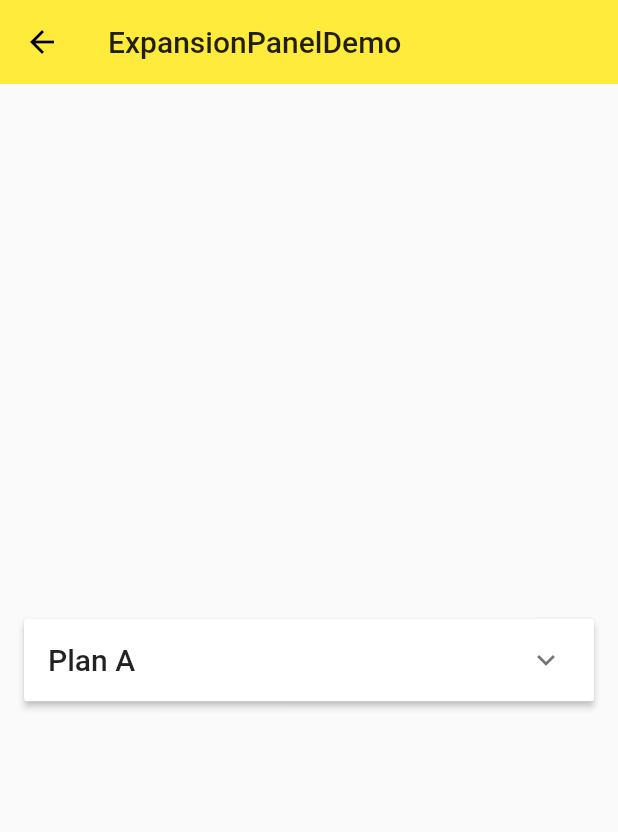
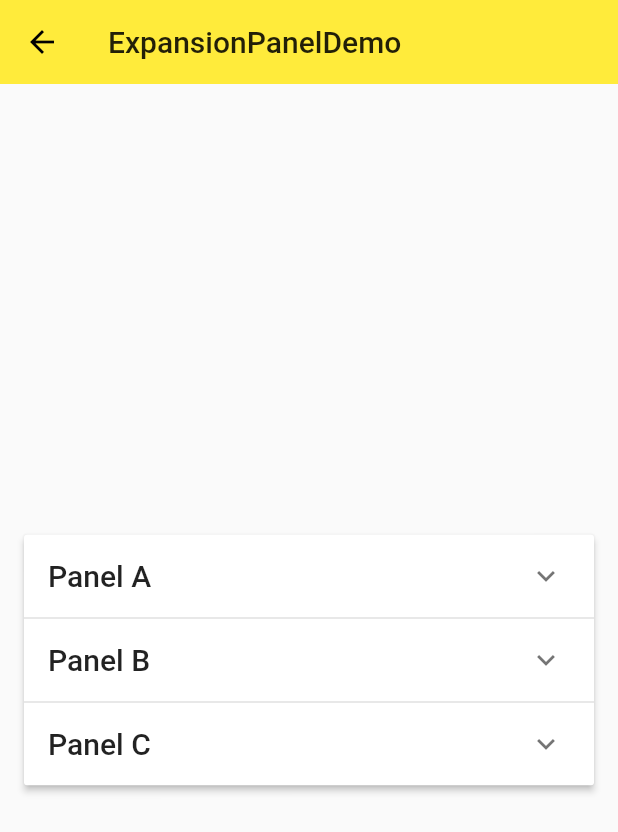
Before and after one commit to SeniorZhai/learn_flutter, a Flutter app: the ExpansionPanelDemo screen opened directly, on a phone screen of 412 x 824 dp. Shown: the top 832 px of the screen. Run offline on Flutter 3.47's test engine with Material 2 defaults, Android fonts, the phone set to English and light mode, and no system bars.

Commit message:
ExpansionPanel List

```diff
--- a/lib/demo/expansion_panel_demo.dart
+++ b/lib/demo/expansion_panel_demo.dart
@@ -1,4 +1,11 @@
 import 'package:flutter/material.dart';
+
+class ExpansionPanelItem {
+  final String headerText;
+  final Widget body;
+  bool isExpanded;
+  ExpansionPanelItem({this.headerText, this.body, this.isExpanded});
+}
 
 class ExpansionPanelDemo extends StatefulWidget {
   @override
@@ -6,7 +13,38 @@ class ExpansionPanelDemo extends StatefulWidget {
 }
 
 class _ExpansionPanelDemoState extends State<ExpansionPanelDemo> {
-  bool _isExpanded = false;
+  List<ExpansionPanelItem> _expansionPanelItems;
+  @override
+  void initState() {
+    super.initState();
+    _expansionPanelItems = <ExpansionPanelItem>[
+      ExpansionPanelItem(
+          headerText: 'Panel A',
+          body: Container(
+            padding: EdgeInsets.all(16.0),
+            width: double.infinity,
+            child: Text('Content for Panel A'),
+          ),
+          isExpanded: false),
+      ExpansionPanelItem(
+          headerText: 'Panel B',
+          body: Container(
+            padding: EdgeInsets.all(16.0),
+            width: double.infinity,
+            child: Text('Content for Panel B'),
+          ),
+          isExpanded: false),
+      ExpansionPanelItem(
+          headerText: 'Panel C',
+          body: Container(
+            padding: EdgeInsets.all(16.0),
+            width: double.infinity,
+            child: Text('Content for Panel C'),
+          ),
+          isExpanded: false)
+    ];
+  }
+
   @override
   Widget build(BuildContext context) {
     return Scaffold(
@@ -22,25 +60,21 @@ class _ExpansionPanelDemoState extends State<ExpansionPanelDemo> {
             ExpansionPanelList(
               expansionCallback: (int panelIndex, bool isExpanded) {
                 setState(() {
-                  _isExpanded = !isExpanded;
+                  _expansionPanelItems[panelIndex].isExpanded = !isExpanded;
                 });
               },
-              children: [
-                ExpansionPanel(
-                    headerBuilder: (BuildContext context, bool isExpanded) {
+              children: _expansionPanelItems.map((ExpansionPanelItem item) {
+                return ExpansionPanel(
+                    isExpanded: item.isExpanded,
+                    body: item.body,
+                    headerBuilder: (BuildContext context, bool isExpaned) {
                       return Container(
                         padding: EdgeInsets.all(16.0),
-                        child: Text('Plan A',
+                        child: Text(item.headerText,
                             style: Theme.of(context).textTheme.title),
                       );
-                    },
-                    body: Container(
-                      padding: EdgeInsets.all(16.0),
-                      width: double.infinity,
-                      child: Text('Content for Panel A'),
-                    ),
-                    isExpanded: _isExpanded)
-              ],
+                    });
+              }).toList(),
             ),
           ],
         ),
```
